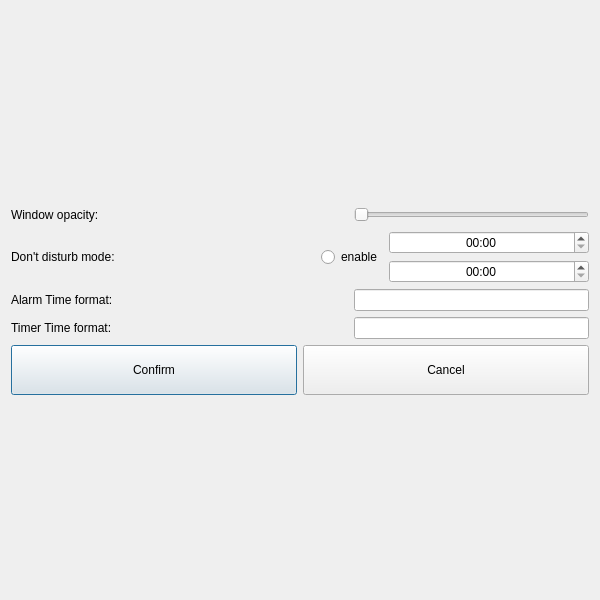
secondYearProjects/SmartTimer, file SmartTimer/globalsettingsdialog.ui: the form before one commit.
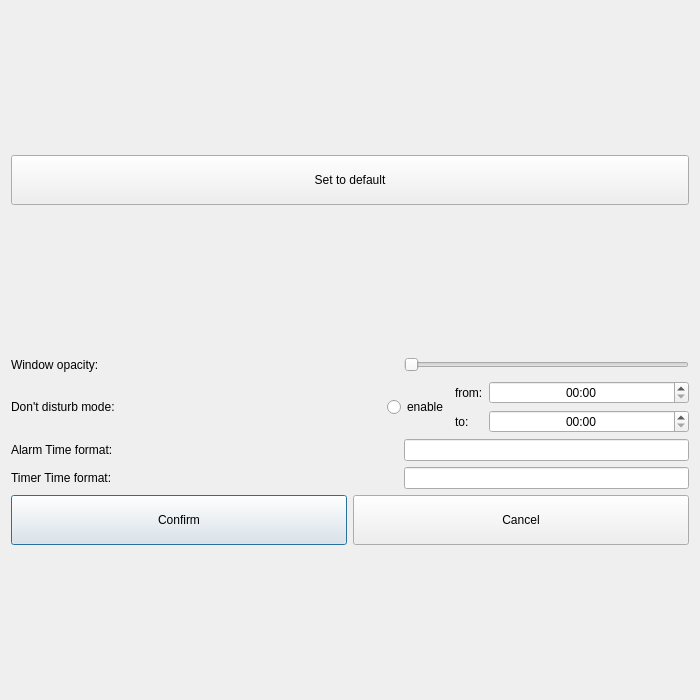
The form after the commit. Icons and pictures are not drawn.

Commit message: Add default settings, fix padding, get rid of double slider

What changed in the file:
```diff
--- a/SmartTimer/globalsettingsdialog.ui
+++ b/SmartTimer/globalsettingsdialog.ui
@@ -6,8 +6,8 @@
    <rect>
     <x>0</x>
     <y>0</y>
-    <width>600</width>
-    <height>600</height>
+    <width>700</width>
+    <height>700</height>
    </rect>
   </property>
   <property name="sizePolicy">
@@ -18,14 +18,14 @@
   </property>
   <property name="minimumSize">
    <size>
-    <width>600</width>
-    <height>600</height>
+    <width>700</width>
+    <height>700</height>
    </size>
   </property>
   <property name="maximumSize">
    <size>
-    <width>1000</width>
-    <height>1000</height>
+    <width>700</width>
+    <height>700</height>
    </size>
   </property>
   <property name="windowTitle">
@@ -39,10 +39,10 @@
    <property name="sizeConstraint">
     <enum>QLayout::SetMinimumSize</enum>
    </property>
-   <item row="0" column="0">
+   <item row="1" column="0">
     <layout class="QVBoxLayout" name="verticalLayout">
      <property name="sizeConstraint">
-      <enum>QLayout::SetNoConstraint</enum>
+      <enum>QLayout::SetFixedSize</enum>
      </property>
      <item>
       <layout class="QHBoxLayout" name="horizontalLayout_2">
@@ -138,6 +138,24 @@
          </property>
         </widget>
        </item>
+       <item>
+        <layout class="QVBoxLayout" name="verticalLayout_3">
+         <item>
+          <widget class="QLabel" name="label_4">
+           <property name="text">
+            <string>from:</string>
+           </property>
+          </widget>
+         </item>
+         <item>
+          <widget class="QLabel" name="label_5">
+           <property name="text">
+            <string>to:</string>
+           </property>
+          </widget>
+         </item>
+        </layout>
+       </item>
        <item>
         <layout class="QVBoxLayout" name="verticalLayout_2">
          <item>
@@ -282,6 +300,19 @@
      </item>
     </layout>
    </item>
+   <item row="0" column="0">
+    <widget class="QPushButton" name="defaultButton">
+     <property name="minimumSize">
+      <size>
+       <width>0</width>
+       <height>50</height>
+      </size>
+     </property>
+     <property name="text">
+      <string>Set to default</string>
+     </property>
+    </widget>
+   </item>
   </layout>
  </widget>
  <resources>
```
Left out of the diff: 2 changed lines with no effect on the pictures. The commit also changes 10 other files.
